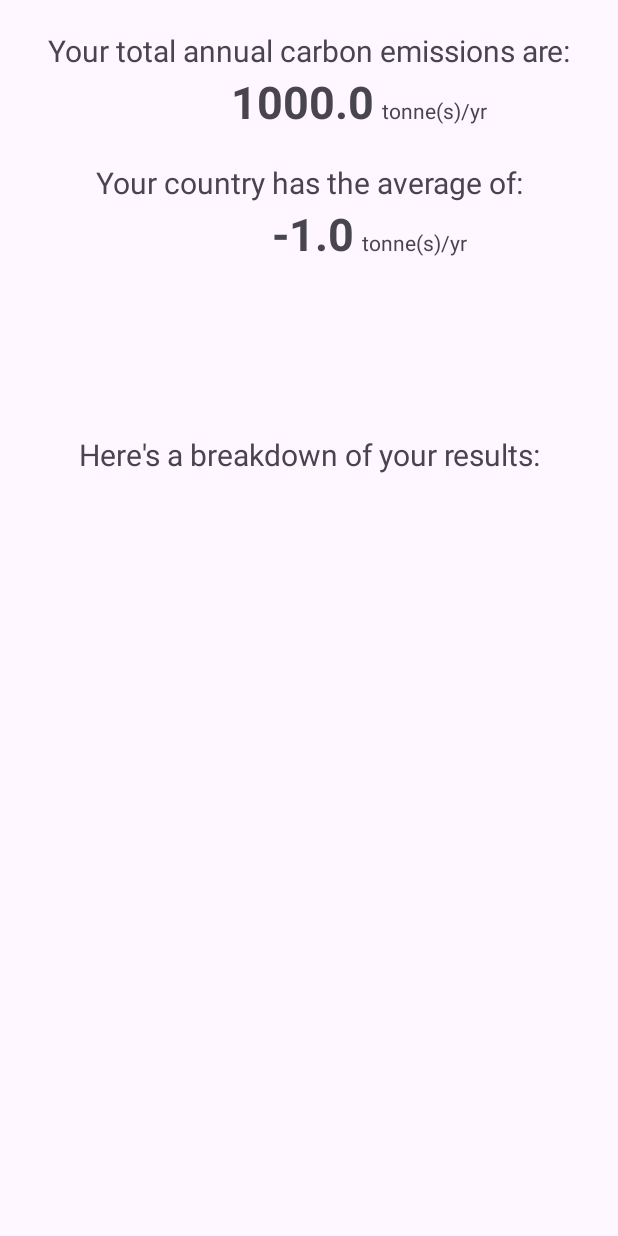
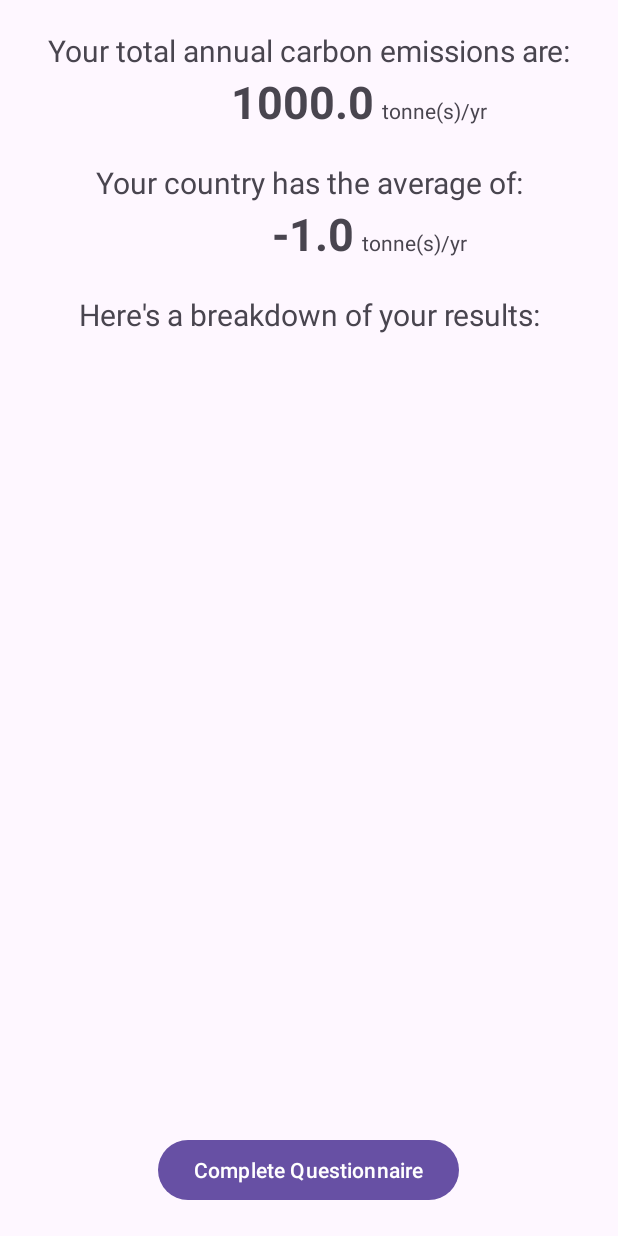
Before and after one commit to asadbmirza/Planetze-Mobile-Application, an Android app: the QuizResultActivity screen opened directly, with no data from a screen before it, on a phone screen of 412 x 824 dp. Run offline under Robolectric (Android 15) with nearby library versions, the phone set to English and light mode, and no system bars; 3 statements that could not run were skipped.

Commit message:
chore: update quiz result styling

```diff
--- a/app/src/main/res/layout/activity_quiz_result.xml
+++ b/app/src/main/res/layout/activity_quiz_result.xml
@@ -5,7 +5,7 @@
     android:id="@+id/main"
     android:layout_width="match_parent"
     android:layout_height="match_parent"
-    tools:context=".view.questionnaire.QuizResultActivity">
+    tools:context=".view.questionnaire.QuestionnaireResultActivity">
 
     <LinearLayout
         android:id="@+id/result_layout"
@@ -59,20 +59,6 @@
         app:barrierDirection="top" />
 
     <LinearLayout
-        android:id="@+id/category_layout"
-        android:layout_width="match_parent"
-        android:layout_height="400dp"
-        android:layout_alignParentBottom="true"
-        android:layout_centerInParent="true"
-        android:layout_marginTop="20dp"
-        android:layout_marginLeft="20dp"
-        android:layout_marginRight="20dp"
-        android:layout_marginBottom="87dp"
-        android:orientation="vertical">
-
-    </LinearLayout>
-
-    <LinearLayout
         android:id="@+id/country_layout"
         android:layout_width="match_parent"
         android:layout_height="wrap_content"
@@ -120,8 +106,32 @@
         android:layout_width="match_parent"
         android:layout_height="wrap_content"
         android:layout_above="@id/category_layout"
+        android:layout_below="@id/country_layout"
         android:text="Here's a breakdown of your results:"
         android:textAlignment="center"
         android:textSize="20sp" />
 
+    <LinearLayout
+        android:id="@+id/category_layout"
+        android:layout_width="match_parent"
+        android:layout_height="400dp"
+        android:layout_alignParentBottom="true"
+        android:layout_centerInParent="true"
+        android:layout_marginTop="20dp"
+        android:layout_marginLeft="20dp"
+        android:layout_marginRight="20dp"
+        android:layout_marginBottom="87dp"
+        android:orientation="vertical">
+
+    </LinearLayout>
+
+    <Button
+        android:id="@+id/btnCompleteQuiz"
+        android:layout_width="wrap_content"
+        android:layout_height="wrap_content"
+        android:layout_alignParentBottom="true"
+        android:layout_marginBottom="20dp"
+        android:text="Complete Questionnaire"
+        android:layout_centerInParent="true" />
+
 </RelativeLayout>
```
